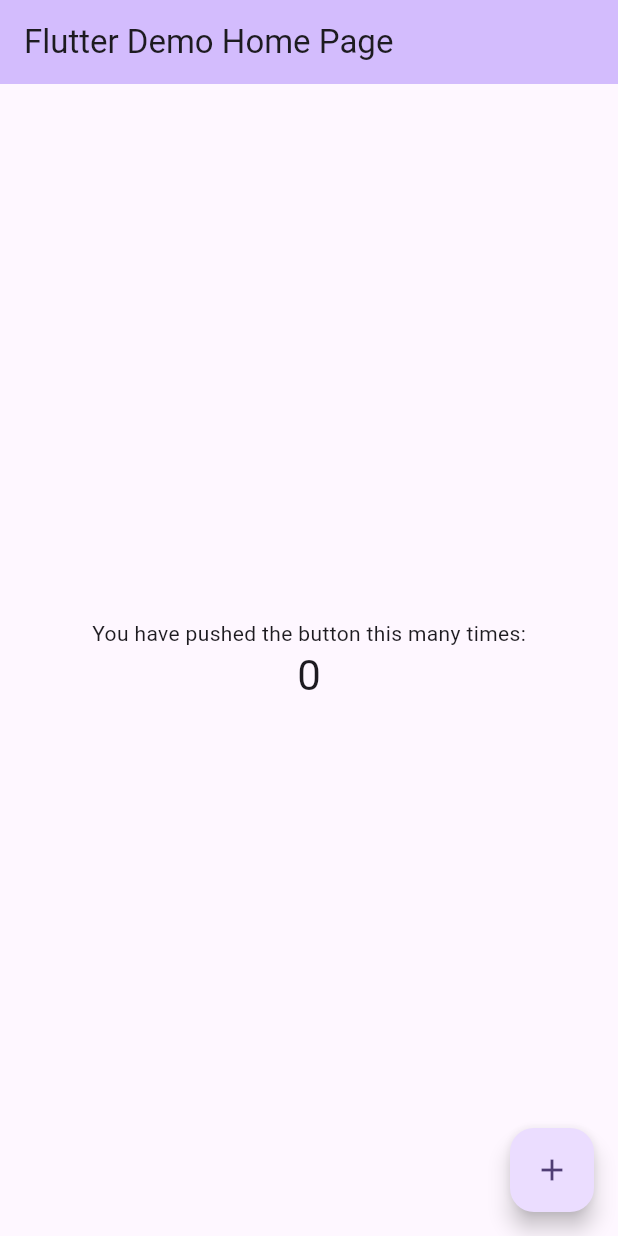
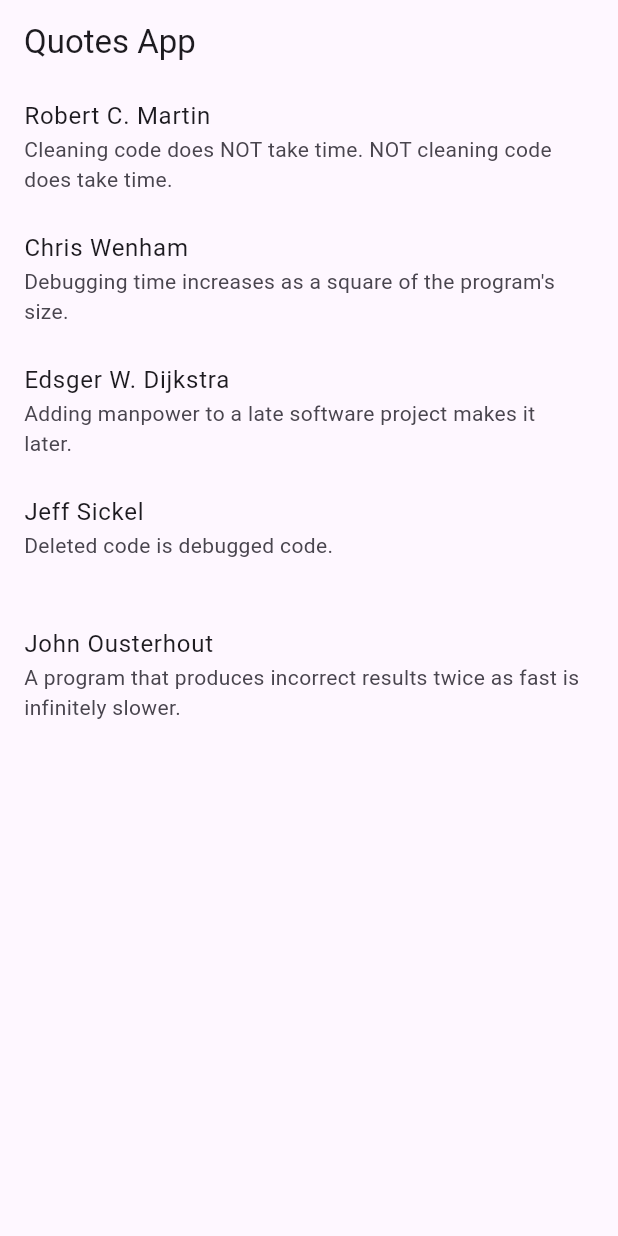
Before and after one commit to TataAdiN/Flutter-Intermediate-Learn, a Flutter app: the screen it shows after launch, on a phone screen of 412 x 824 dp. Run offline on Flutter 3.47's test engine with Material 3 defaults, Android fonts, the phone set to English and light mode, and no system bars.

Commit message:
add quote list module

```diff
--- a/lib/main.dart
+++ b/lib/main.dart
@@ -1,4 +1,7 @@
 import 'package:flutter/material.dart';
+
+import 'models/quote.dart';
+import 'screens/quotes_list_screen.dart';
 
 void main() {
   runApp(const MyApp());
@@ -7,119 +10,17 @@ void main() {
 class MyApp extends StatelessWidget {
   const MyApp({super.key});
 
-  // This widget is the root of your application.
   @override
   Widget build(BuildContext context) {
     return MaterialApp(
       title: 'Flutter Demo',
       theme: ThemeData(
-        // This is the theme of your application.
-        //
-        // TRY THIS: Try running your application with "flutter run". You'll see
-        // the application has a purple toolbar. Then, without quitting the app,
-        // try changing the seedColor in the colorScheme below to Colors.green
-        // and then invoke "hot reload" (save your changes or press the "hot
-        // reload" button in a Flutter-supported IDE, or press "r" if you used
-        // the command line to start the app).
-        //
-        // Notice that the counter didn't reset back to zero; the application
-        // state is not lost during the reload. To reset the state, use hot
-        // restart instead.
-        //
-        // This works for code too, not just values: Most code changes can be
-        // tested with just a hot reload.
         colorScheme: ColorScheme.fromSeed(seedColor: Colors.deepPurple),
         useMaterial3: true,
       ),
-      home: const MyHomePage(title: 'Flutter Demo Home Page'),
+      home: QuotesListScreen(
+        quotes: quotes,
+      ),
     );
   }
 }
-
-class MyHomePage extends StatefulWidget {
-  const MyHomePage({super.key, required this.title});
-
-  // This widget is the home page of your application. It is stateful, meaning
-  // that it has a State object (defined below) that contains fields that affect
-  // how it looks.
-
-  // This class is the configuration for the state. It holds the values (in this
-  // case the title) provided by the parent (in this case the App widget) and
-  // used by the build method of the State. Fields in a Widget subclass are
-  // always marked "final".
-
-  final String title;
-
-  @override
-  State<MyHomePage> createState() => _MyHomePageState();
-}
-
-class _MyHomePageState extends State<MyHomePage> {
-  int _counter = 0;
-
-  void _incrementCounter() {
-    setState(() {
-      // This call to setState tells the Flutter framework that something has
-      // changed in this State, which causes it to rerun the build method below
-      // so that the display can reflect the updated values. If we changed
-      // _counter without calling setState(), then the build method would not be
-      // called again, and so nothing would appear to happen.
-      _counter++;
-    });
-  }
-
-  @override
-  Widget build(BuildContext context) {
-    // This method is rerun every time setState is called, for instance as done
-    // by the _incrementCounter method above.
-    //
-    // The Flutter framework has been optimized to make rerunning build methods
-    // fast, so that you can just rebuild anything that needs updating rather
-    // than having to individually change instances of widgets.
-    return Scaffold(
-      appBar: AppBar(
-        // TRY THIS: Try changing the color here to a specific color (to
-        // Colors.amber, perhaps?) and trigger a hot reload to see the AppBar
-        // change color while the other colors stay the same.
-        backgroundColor: Theme.of(context).colorScheme.inversePrimary,
-        // Here we take the value from the MyHomePage object that was created by
-        // the App.build method, and use it to set our appbar title.
-        title: Text(widget.title),
-      ),
-      body: Center(
-        // Center is a layout widget. It takes a single child and positions it
-        // in the middle of the parent.
-        child: Column(
-          // Column is also a layout widget. It takes a list of children and
-          // arranges them vertically. By default, it sizes itself to fit its
-          // children horizontally, and tries to be as tall as its parent.
-          //
-          // Column has various properties to control how it sizes itself and
-          // how it positions its children. Here we use mainAxisAlignment to
-          // center the children vertically; the main axis here is the vertical
-          // axis because Columns are vertical (the cross axis would be
-          // horizontal).
-          //
-          // TRY THIS: Invoke "debug painting" (choose the "Toggle Debug Paint"
-          // action in the IDE, or press "p" in the console), to see the
-          // wireframe for each widget.
-          mainAxisAlignment: MainAxisAlignment.center,
-          children: <Widget>[
-            const Text(
-              'You have pushed the button this many times:',
-            ),
-            Text(
-              '$_counter',
-              style: Theme.of(context).textTheme.headlineMedium,
-            ),
-          ],
-        ),
-      ),
-      floatingActionButton: FloatingActionButton(
-        onPressed: _incrementCounter,
-        tooltip: 'Increment',
-        child: const Icon(Icons.add),
-      ), // This trailing comma makes auto-formatting nicer for build methods.
-    );
-  }
-}
--- /dev/null
+++ b/lib/models/quote.dart
@@ -0,0 +1,66 @@
+import 'dart:convert';
+
+class Quote {
+  final String id;
+  final String quote;
+  final String author;
+
+  Quote({
+    required this.id,
+    required this.quote,
+    required this.author,
+  });
+
+  Map<String, dynamic> toMap() {
+    return {
+      'id': id,
+      'quote': quote,
+      'author': author,
+    };
+  }
+
+  factory Quote.fromMap(Map<String, dynamic> map) {
+    return Quote(
+      id: map['id'] ?? '',
+      quote: map['quote'] ?? '',
+      author: map['author'] ?? '',
+    );
+  }
+
+  String toJson() => json.encode(toMap());
+
+  factory Quote.fromJson(String source) => Quote.fromMap(json.decode(source));
+
+  @override
+  String toString() => 'Quote(id: $id, quote: $quote, author: $author)';
+}
+
+final quotes = [
+  Quote(
+    id: "1",
+    quote:
+    "Cleaning code does NOT take time. NOT cleaning code does take time.",
+    author: "Robert C. Martin",
+  ),
+  Quote(
+    id: "2",
+    quote: "Debugging time increases as a square of the program's size.",
+    author: "Chris Wenham",
+  ),
+  Quote(
+    id: "3",
+    quote: "Adding manpower to a late software project makes it later.",
+    author: "Edsger W. Dijkstra",
+  ),
+  Quote(
+    id: "4",
+    quote: "Deleted code is debugged code.",
+    author: "Jeff Sickel",
+  ),
+  Quote(
+    id: "5",
+    quote:
+    "A program that produces incorrect results twice as fast is infinitely slower.",
+    author: "John Ousterhout",
+  ),
+];
--- /dev/null
+++ b/lib/screens/quotes_list_screen.dart
@@ -0,0 +1,59 @@
+import 'package:flutter/material.dart';
+
+import '../models/quote.dart';
+
+class QuotesListScreen extends StatelessWidget {
+  final List<Quote> quotes;
+
+  const QuotesListScreen({
+    Key? key,
+    required this.quotes,
+  }) : super(key: key);
+
+  @override
+  Widget build(BuildContext context) {
+    return Scaffold(
+      appBar: AppBar(
+        title: const Text("Quotes App"),
+      ),
+      body: ListView(
+        children: [
+          for (var quote in quotes)
+            ListTile(
+              title: Text(quote.author),
+              subtitle: Text(quote.quote),
+              isThreeLine: true,
+            )
+        ],
+      ),
+    );
+  }
+}
+class QuoteDetailsScreen extends StatelessWidget {
+  final String quoteId;
+
+  const QuoteDetailsScreen({
+    Key? key,
+    required this.quoteId,
+  }) : super(key: key);
+
+  @override
+  Widget build(BuildContext context) {
+    final quote = quotes.singleWhere((element) => element.id == quoteId);
+    return Scaffold(
+      appBar: AppBar(
+        title: Text(quote.author),
+      ),
+      body: Padding(
+        padding: const EdgeInsets.all(8.0),
+        child: Column(
+          crossAxisAlignment: CrossAxisAlignment.start,
+          children: [
+            Text(quote.author, style: Theme.of(context).textTheme.headline6),
+            Text(quote.quote, style: Theme.of(context).textTheme.subtitle1),
+          ],
+        ),
+      ),
+    );
+  }
+}
```
Also changed, not shown: lib/screens/quotes_detail_screen.dart (added, +32 -0 lines).
